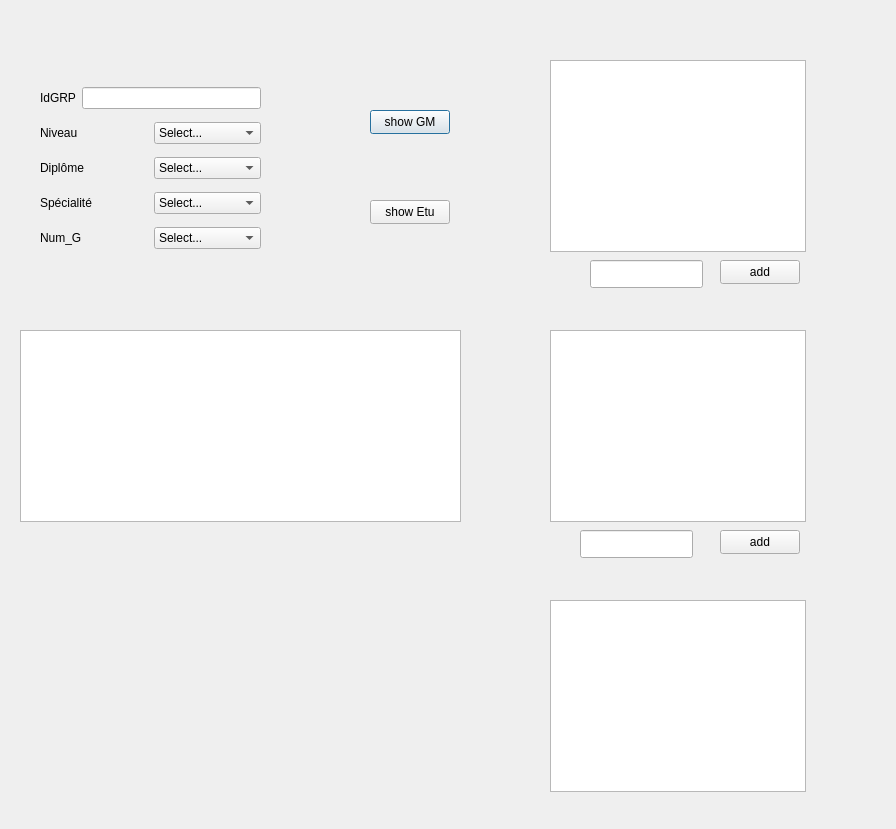
Above: ProjectPV/groupe/groupe.ui from Yassine-Mhirsi/ProjectPV before the change. Below: the same form after it.
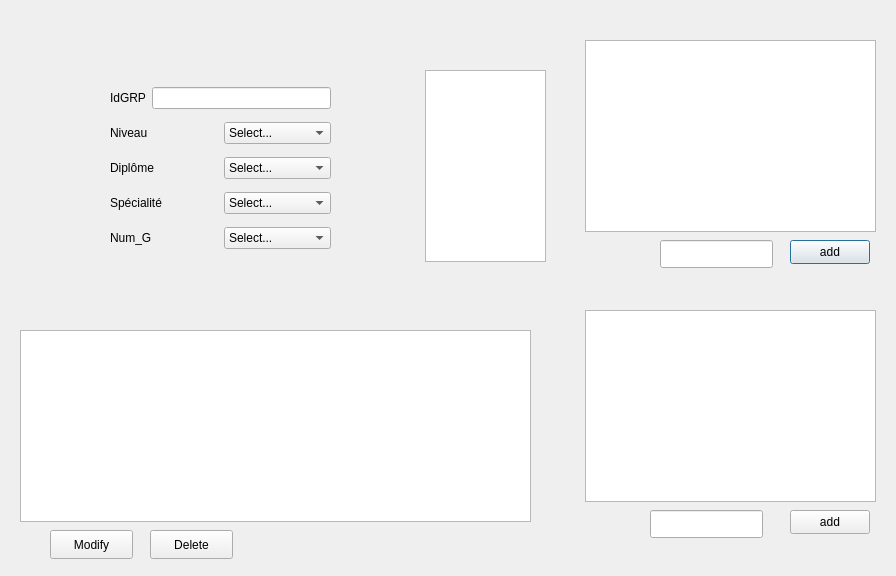
That is the form after the change.

The edit to the form file:
```diff
--- a/ProjectPV/groupe/groupe.ui
+++ b/ProjectPV/groupe/groupe.ui
@@ -7,44 +7,18 @@
     <x>0</x>
     <y>0</y>
     <width>896</width>
-    <height>829</height>
+    <height>576</height>
    </rect>
   </property>
   <property name="windowTitle">
    <string>Dialog</string>
   </property>
-  <widget class="QPushButton" name="showgm_pushButton">
-   <property name="geometry">
-    <rect>
-     <x>370</x>
-     <y>110</y>
-     <width>80</width>
-     <height>24</height>
-    </rect>
-   </property>
-   <property name="text">
-    <string>show GM</string>
-   </property>
-  </widget>
-  <widget class="QPushButton" name="showetu_pushButton">
-   <property name="geometry">
-    <rect>
-     <x>370</x>
-     <y>200</y>
-     <width>80</width>
-     <height>24</height>
-    </rect>
-   </property>
-   <property name="text">
-    <string>show Etu</string>
-   </property>
-  </widget>
   <widget class="QTableView" name="gm_tableView">
    <property name="geometry">
     <rect>
-     <x>550</x>
-     <y>60</y>
-     <width>256</width>
+     <x>585</x>
+     <y>40</y>
+     <width>291</width>
      <height>192</height>
     </rect>
    </property>
@@ -55,9 +29,9 @@
   <widget class="QTableView" name="etu_tableView">
    <property name="geometry">
     <rect>
-     <x>550</x>
-     <y>330</y>
-     <width>256</width>
+     <x>585</x>
+     <y>310</y>
+     <width>291</width>
      <height>192</height>
     </rect>
    </property>
@@ -70,7 +44,7 @@
     <rect>
      <x>20</x>
      <y>330</y>
-     <width>441</width>
+     <width>511</width>
      <height>192</height>
     </rect>
    </property>
@@ -81,8 +55,8 @@
   <widget class="QPushButton" name="addgm_pushButton">
    <property name="geometry">
     <rect>
-     <x>720</x>
-     <y>260</y>
+     <x>790</x>
+     <y>240</y>
      <width>80</width>
      <height>24</height>
     </rect>
@@ -94,8 +68,8 @@
   <widget class="QPushButton" name="addetu_pushButton">
    <property name="geometry">
     <rect>
-     <x>720</x>
-     <y>530</y>
+     <x>790</x>
+     <y>510</y>
      <width>80</width>
      <height>24</height>
     </rect>
@@ -107,7 +81,7 @@
   <widget class="QWidget" name="layoutWidget">
    <property name="geometry">
     <rect>
-     <x>40</x>
+     <x>110</x>
      <y>80</y>
      <width>221</width>
      <height>180</height>
@@ -283,18 +257,21 @@
   <widget class="QTableView" name="LG_tableView">
    <property name="geometry">
     <rect>
-     <x>550</x>
-     <y>600</y>
-     <width>256</width>
+     <x>425</x>
+     <y>70</y>
+     <width>121</width>
      <height>192</height>
     </rect>
    </property>
+   <attribute name="verticalHeaderVisible">
+    <bool>false</bool>
+   </attribute>
   </widget>
   <widget class="QLineEdit" name="idgm_lineEdit">
    <property name="geometry">
     <rect>
-     <x>590</x>
-     <y>260</y>
+     <x>660</x>
+     <y>240</y>
      <width>113</width>
      <height>28</height>
     </rect>
@@ -303,13 +280,39 @@
   <widget class="QLineEdit" name="idetu_lineEdit">
    <property name="geometry">
     <rect>
-     <x>580</x>
-     <y>530</y>
+     <x>650</x>
+     <y>510</y>
      <width>113</width>
      <height>28</height>
     </rect>
    </property>
   </widget>
+  <widget class="QPushButton" name="modify_pushButton">
+   <property name="geometry">
+    <rect>
+     <x>50</x>
+     <y>530</y>
+     <width>83</width>
+     <height>29</height>
+    </rect>
+   </property>
+   <property name="text">
+    <string>Modify</string>
+   </property>
+  </widget>
+  <widget class="QPushButton" name="delete_pushButton">
+   <property name="geometry">
+    <rect>
+     <x>150</x>
+     <y>530</y>
+     <width>83</width>
+     <height>29</height>
+    </rect>
+   </property>
+   <property name="text">
+    <string>Delete</string>
+   </property>
+  </widget>
  </widget>
  <resources/>
  <connections/>
```
